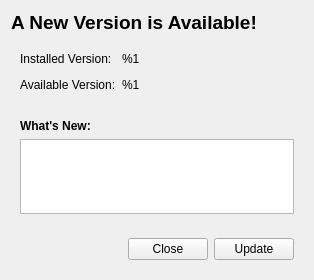
nuttyartist/notes, file src/updaterwindow.ui: the form before one commit.
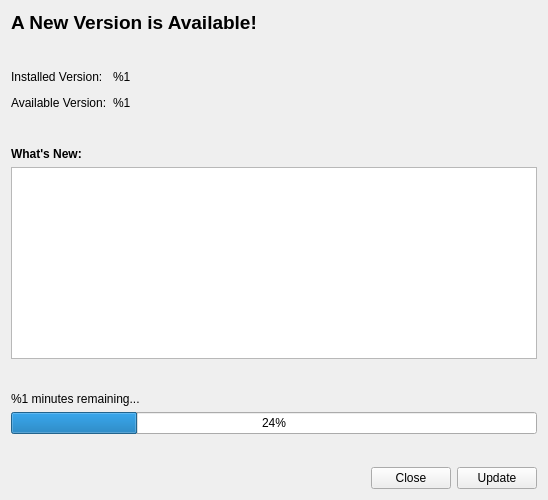
The form after the commit.

Commit message: Show updater window from main window

```diff
--- a/src/updaterwindow.ui
+++ b/src/updaterwindow.ui
@@ -6,8 +6,8 @@
    <rect>
     <x>0</x>
     <y>0</y>
-    <width>314</width>
-    <height>280</height>
+    <width>548</width>
+    <height>500</height>
    </rect>
   </property>
   <property name="windowTitle">
@@ -28,9 +28,37 @@
      </property>
     </widget>
    </item>
+   <item>
+    <spacer name="verticalSpacer_4">
+     <property name="orientation">
+      <enum>Qt::Vertical</enum>
+     </property>
+     <property name="sizeType">
+      <enum>QSizePolicy::MinimumExpanding</enum>
+     </property>
+     <property name="sizeHint" stdset="0">
+      <size>
+       <width>20</width>
+       <height>10</height>
+      </size>
+     </property>
+    </spacer>
+   </item>
    <item>
     <widget class="QWidget" name="versionsWidget" native="true">
      <layout class="QGridLayout" name="gridLayout">
+      <property name="leftMargin">
+       <number>0</number>
+      </property>
+      <property name="topMargin">
+       <number>0</number>
+      </property>
+      <property name="rightMargin">
+       <number>0</number>
+      </property>
+      <property name="bottomMargin">
+       <number>0</number>
+      </property>
       <item row="0" column="1">
        <widget class="QLabel" name="installedVersion">
         <property name="text">
@@ -88,9 +116,37 @@
      </layout>
     </widget>
    </item>
+   <item>
+    <spacer name="verticalSpacer_2">
+     <property name="orientation">
+      <enum>Qt::Vertical</enum>
+     </property>
+     <property name="sizeType">
+      <enum>QSizePolicy::MinimumExpanding</enum>
+     </property>
+     <property name="sizeHint" stdset="0">
+      <size>
+       <width>20</width>
+       <height>20</height>
+      </size>
+     </property>
+    </spacer>
+   </item>
    <item>
     <widget class="QWidget" name="changesWidget" native="true">
      <layout class="QVBoxLayout" name="verticalLayout_2">
+      <property name="leftMargin">
+       <number>0</number>
+      </property>
+      <property name="topMargin">
+       <number>0</number>
+      </property>
+      <property name="rightMargin">
+       <number>0</number>
+      </property>
+      <property name="bottomMargin">
+       <number>0</number>
+      </property>
       <item>
        <widget class="QLabel" name="changeslabel">
         <property name="font">
@@ -115,10 +171,61 @@
      <property name="orientation">
       <enum>Qt::Vertical</enum>
      </property>
+     <property name="sizeType">
+      <enum>QSizePolicy::MinimumExpanding</enum>
+     </property>
      <property name="sizeHint" stdset="0">
       <size>
        <width>20</width>
-       <height>40</height>
+       <height>10</height>
+      </size>
+     </property>
+    </spacer>
+   </item>
+   <item>
+    <widget class="QWidget" name="progressControls" native="true">
+     <layout class="QVBoxLayout" name="verticalLayout_3">
+      <property name="leftMargin">
+       <number>0</number>
+      </property>
+      <property name="topMargin">
+       <number>0</number>
+      </property>
+      <property name="rightMargin">
+       <number>0</number>
+      </property>
+      <property name="bottomMargin">
+       <number>0</number>
+      </property>
+      <item>
+       <widget class="QLabel" name="label">
+        <property name="text">
+         <string>%1 minutes remaining...</string>
+        </property>
+       </widget>
+      </item>
+      <item>
+       <widget class="QProgressBar" name="progressBar">
+        <property name="value">
+         <number>24</number>
+        </property>
+       </widget>
+      </item>
+     </layout>
+    </widget>
+   </item>
+   <item>
+    <spacer name="verticalSpacer_3">
+     <property name="orientation">
+      <enum>Qt::Vertical</enum>
+     </property>
+     <property name="sizeType">
+      <enum>QSizePolicy::MinimumExpanding</enum>
+     </property>
+     <property name="sizeHint" stdset="0">
+      <size>
+       <width>20</width>
+       <height>10</height>
       </size>
      </property>
     </spacer>
@@ -126,6 +233,18 @@
    <item>
     <widget class="QWidget" name="buttonsWidget" native="true">
      <layout class="QHBoxLayout" name="horizontalLayout">
+      <property name="leftMargin">
+       <number>0</number>
+      </property>
+      <property name="topMargin">
+       <number>0</number>
+      </property>
+      <property name="rightMargin">
+       <number>0</number>
+      </property>
+      <property name="bottomMargin">
+       <number>0</number>
+      </property>
       <item>
        <spacer name="horizontalSpacer">
         <property name="orientation">
```
The commit also changes 4 other files.
